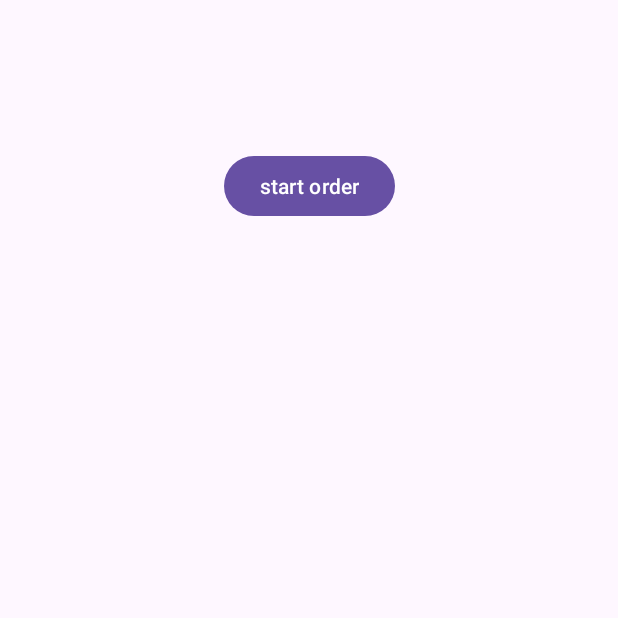
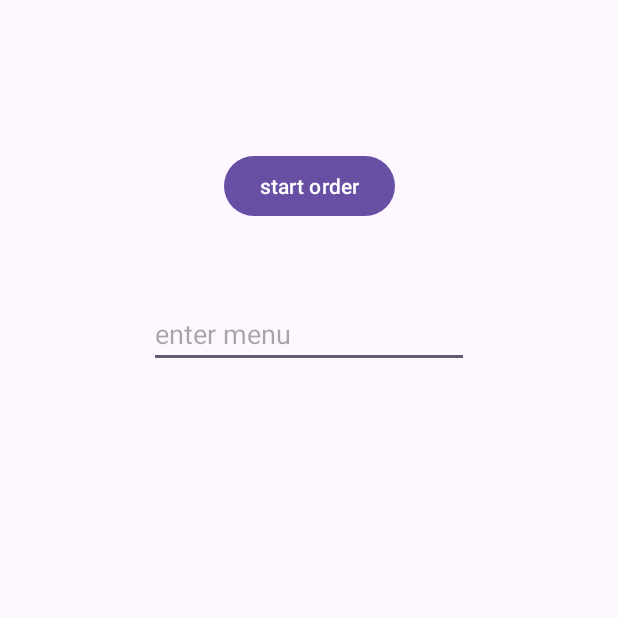
Before and after one commit to Ranxin2023/foodOrder, an Android app: the screen it shows after launch (MainActivity), on a phone screen of 412 x 824 dp, the top half of it. Run offline under Robolectric (Android 15) with nearby library versions, the phone set to English and light mode, and no system bars.

Commit message:
add enter listener function

```diff
--- a/clientPart/app/src/main/res/layout/activity_main.xml
+++ b/clientPart/app/src/main/res/layout/activity_main.xml
@@ -14,4 +14,16 @@
         app:layout_constraintEnd_toEndOf="parent"
         app:layout_constraintStart_toStartOf="parent"
         app:layout_constraintTop_toTopOf="parent" />
+
+    <EditText
+        android:id="@+id/enterMenuEditText"
+        android:layout_width="wrap_content"
+        android:layout_height="wrap_content"
+        android:layout_marginTop="200dp"
+        android:ems="10"
+        android:hint="enter menu"
+        android:inputType="text"
+        app:layout_constraintEnd_toEndOf="parent"
+        app:layout_constraintStart_toStartOf="parent"
+        app:layout_constraintTop_toTopOf="parent" />
 </androidx.constraintlayout.widget.ConstraintLayout>
```
Also changed, not shown: clientPart/app/src/main/java/com/example/foodordernew/MainActivity.kt (+20 -0 lines), 1 other file.
